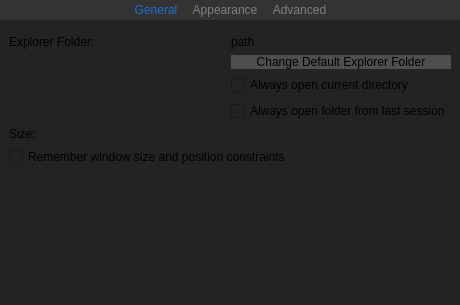
Before: the Qt Designer form SettingsDialog.ui in danieljiang520/UMTRI_3DGUI, drawn with Qt 5.
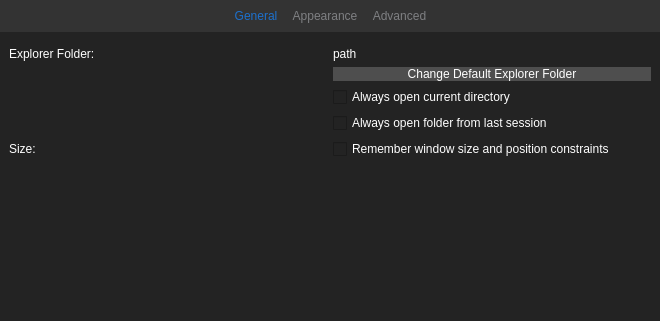
After: the same form once the commit is applied. Icons and pictures are not drawn.

Patch:
```diff
--- a/SettingsDialog.ui
+++ b/SettingsDialog.ui
@@ -6,15 +6,15 @@
    <rect>
     <x>0</x>
     <y>0</y>
-    <width>460</width>
-    <height>305</height>
+    <width>660</width>
+    <height>321</height>
    </rect>
   </property>
   <property name="windowTitle">
    <string>Dialog</string>
   </property>
   <property name="styleSheet">
-   <string notr="true">background-color: rgb(35, 35, 35);</string>
+   <string notr="true">background-color: rgb(35, 35, 35);color: rgb(255, 255, 255);</string>
   </property>
   <layout class="QVBoxLayout" name="verticalLayout_2">
    <property name="leftMargin">
@@ -39,13 +39,13 @@
        <number>0</number>
       </property>
       <property name="topMargin">
-       <number>0</number>
+       <number>6</number>
       </property>
       <property name="rightMargin">
        <number>0</number>
       </property>
       <property name="bottomMargin">
-       <number>0</number>
+       <number>6</number>
       </property>
       <item>
        <spacer name="horizontalSpacer">
@@ -235,14 +235,14 @@
            </property>
           </widget>
          </item>
-        </layout>
-       </item>
-       <item>
+         <item row="0" column="1">
         <widget class="QCheckBox" name="checkBox_useLastWindowSizeAndPosition">
          <property name="text">
           <string>Remember window size and position constraints</string>
          </property>
         </widget>
+         </item>
+        </layout>
        </item>
        <item>
         <spacer name="verticalSpacer">
```
Lines whose indentation alone changed are shown as unchanged.
